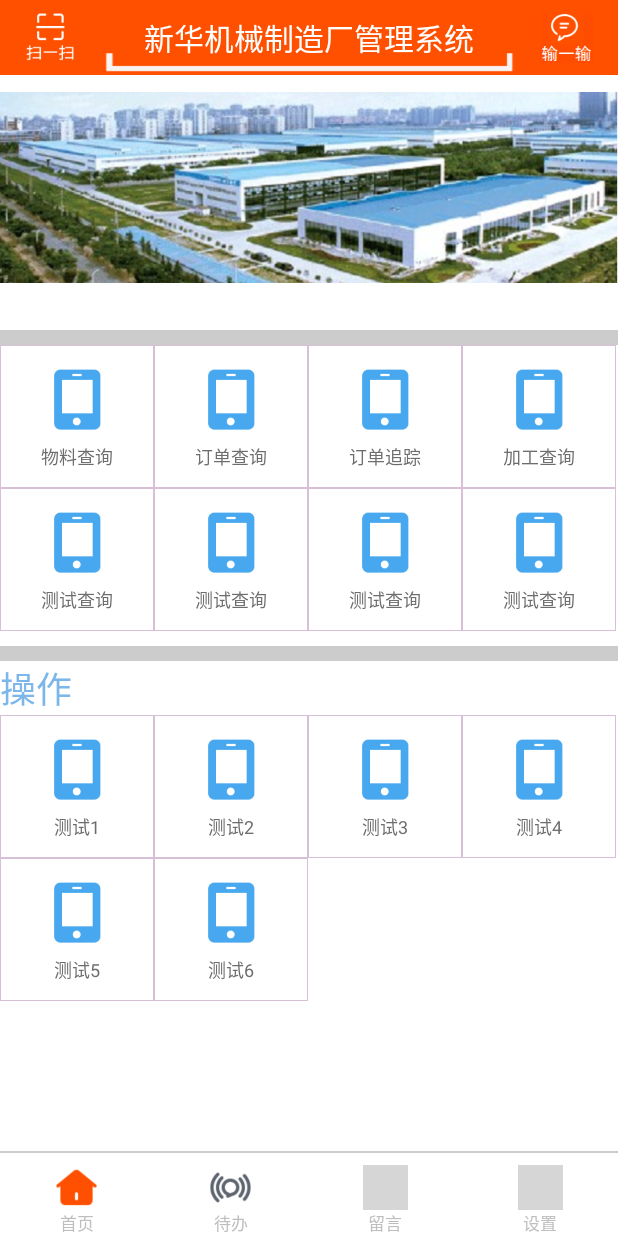
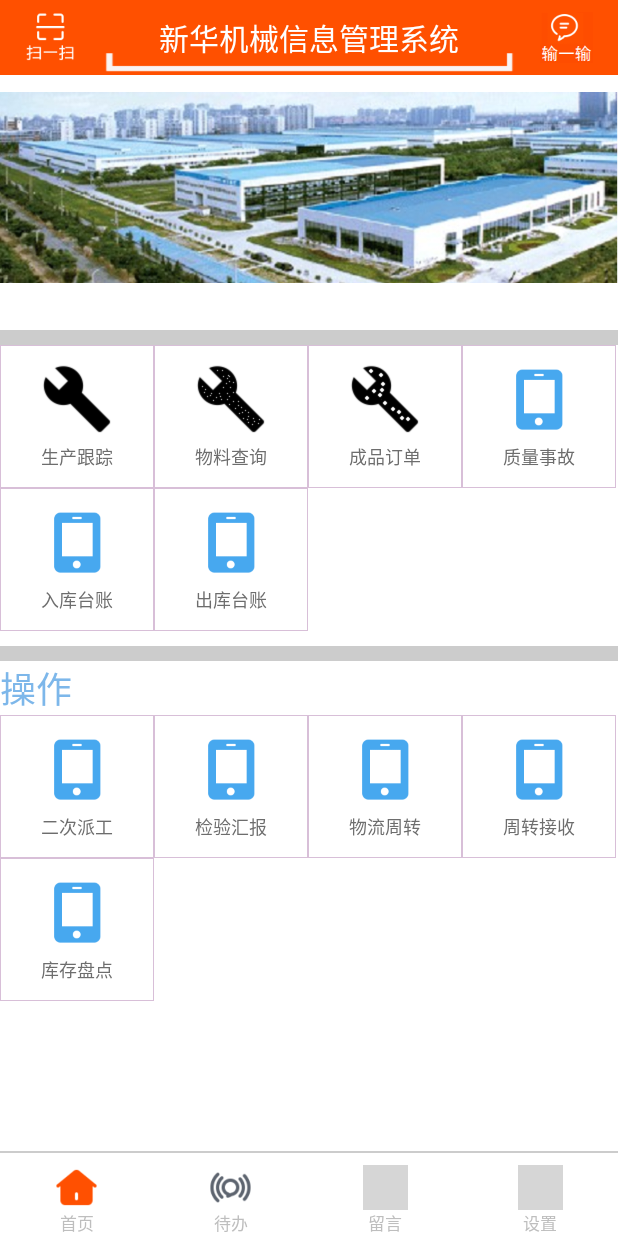
Before and after one commit to txxmfnn/Shinva, an Android app: the HomeFragment screen opened directly, with no data from a screen before it, on a phone screen of 412 x 824 dp. Run offline under Robolectric (Android 15) with nearby library versions, the phone set to English and light mode, and no system bars; network calls fail; grey boxes are pictures that could not be loaded.

Commit message:
小细节改动，图片改变

```diff
--- a/app/src/main/java/com/yanz/machine/shinva/HomeFragment.java
+++ b/app/src/main/java/com/yanz/machine/shinva/HomeFragment.java
@@ -64,24 +64,20 @@ public class HomeFragment extends Fragment {
     };*/
     //第一个search操作
     public int[] img_menu_classify_search = {
-            R.drawable.app_phonecharge,
-            R.drawable.app_phonecharge,
-            R.drawable.app_phonecharge,
-            R.drawable.app_phonecharge,
-            R.drawable.app_phonecharge,
+            R.drawable.menu_search_1,
+            R.drawable.menu_search_2,
+            R.drawable.menu_search_3,
             R.drawable.app_phonecharge,
             R.drawable.app_phonecharge,
             R.drawable.app_phonecharge
     };
     public String[] img_menu_text_search = {
+            "生产跟踪",
             "物料查询",
-            "订单查询",
-            "订单追踪",
-            "加工查询",
-            "测试查询",
-            "测试查询",
-            "测试查询",
-            "测试查询"
+            "成品订单",
+            "质量事故",
+            "入库台账",
+            "出库台账"
     };
     //第二个menu操作
     public int[] img_menu_classify = {
@@ -89,16 +85,14 @@ public class HomeFragment extends Fragment {
             R.drawable.app_phonecharge,
             R.drawable.app_phonecharge,
             R.drawable.app_phonecharge,
-            R.drawable.app_phonecharge,
             R.drawable.app_phonecharge
     };
     public String[] img_menu_text = {
-            "测试1",
-            "测试2",
-            "测试3",
-            "测试4",
-            "测试5",
-            "测试6"
+            "二次派工",
+            "检验汇报",
+            "物流周转",
+            "周转接收",
+            "库存盘点"
     };
 
     //存储首页轮播的界面
--- a/app/src/main/res/values/strings.xml
+++ b/app/src/main/res/values/strings.xml
@@ -13,7 +13,7 @@
     <string name="xlistview_header_last_time">上次更新时间：</string>
     <string name="xlistview_footer_hint_normal">查看更多</string>
     <string name="xlistview_footer_hint_ready">松开载入更多</string>
-    <string name="top_menu_middle">新华机械制造厂管理系统</string>
+    <string name="top_menu_middle">新华机械信息管理系统</string>
     <string name="title_activity_test">TestActivity</string>
     <string name="title_activity_search">SearchActivity</string>
     <string name="title_activity_search_condition">SearchConditionActivity</string>
```
Also changed, not shown: app/src/main/res/drawable/menu_search_1.png (added), app/src/main/res/drawable/menu_search_2.png (added), app/src/main/res/drawable/menu_search_3.png (added).
